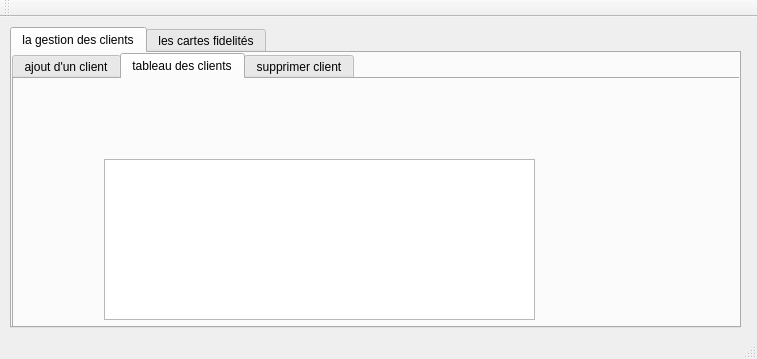
khlayel98/projetqt, file mainwindow.ui: the form before one commit.
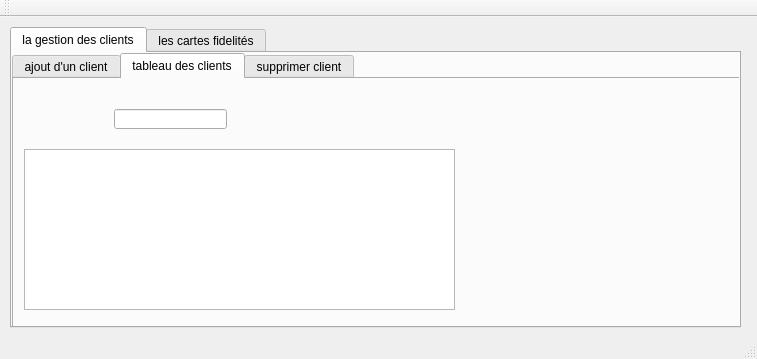
The form after the commit. The open tabs and pages were chosen to show the change. Icons and pictures are not drawn.

```diff
--- a/mainwindow.ui
+++ b/mainwindow.ui
@@ -239,8 +239,8 @@
        <widget class="QTableView" name="tableclient">
         <property name="geometry">
          <rect>
-          <x>90</x>
-          <y>80</y>
+          <x>10</x>
+          <y>70</y>
           <width>431</width>
           <height>161</height>
          </rect>
@@ -262,6 +262,16 @@
          <string/>
         </property>
        </widget>
+       <widget class="QLineEdit" name="lineEdit_7">
+        <property name="geometry">
+         <rect>
+          <x>100</x>
+          <y>30</y>
+          <width>113</width>
+          <height>20</height>
+         </rect>
+        </property>
+       </widget>
        <zorder>background</zorder>
        <zorder>tableclient</zorder>
       </widget>
```
Left out of the diff: 15 changed lines with no effect on the pictures.
